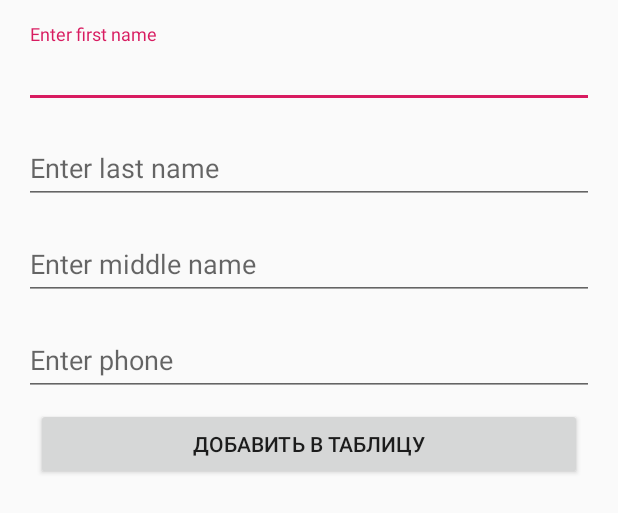
After one commit to Naemys2313/ElectricalApplianceStore, an Android app: the layout acivity_add_supplier.xml on its own in the app's theme, with its tools: preview values and no code run, on a phone screen of 412 x 824 dp. The commit adds this screen. Shown: the top 513 px of the screen. Run offline under Robolectric (Android 15) with nearby library versions, the phone set to English and light mode, and no system bars; network calls fail.

Commit message:
Реализовано добавление поставщиков

```diff
--- a/app/src/main/java/com/naemys/electricalappliancestore/AddDataActivity.java
+++ b/app/src/main/java/com/naemys/electricalappliancestore/AddDataActivity.java
@@ -31,6 +31,7 @@ import com.naemys.electricalappliancestore.database.PaymentMethodDB;
 import com.naemys.electricalappliancestore.database.ProcurementDB;
 import com.naemys.electricalappliancestore.database.ReviewDB;
 import com.naemys.electricalappliancestore.database.SaleDB;
+import com.naemys.electricalappliancestore.database.SupplierDB;
 import com.naemys.electricalappliancestore.models.Cart;
 import com.naemys.electricalappliancestore.models.Client;
 import com.naemys.electricalappliancestore.models.Delivery;
@@ -531,6 +532,29 @@ public class AddDataActivity extends AppCompatActivity {
     }
 
     private void setActivitySupplier() {
+        setContentView(R.layout.acivity_add_supplier);
+
+        final SupplierDB supplierDB = new SupplierDB(this, requestQueue);
+
+        final TextInputEditText firstNameEditText = findViewById(R.id.firstNameEditText);
+        final TextInputEditText lastNameEditText = findViewById(R.id.lastNameEditText);
+        final TextInputEditText middleNameEditText = findViewById(R.id.middleNameEditText);
+        final TextInputEditText phoneEditText = findViewById(R.id.phoneEditText);
+
+        addDataButton = findViewById(R.id.addDataButton);
+        addDataButton.setOnClickListener(new View.OnClickListener() {
+            @Override
+            public void onClick(View v) {
+                String firstName = firstNameEditText.getText().toString().trim();
+                String lastName = lastNameEditText.getText().toString().trim();
+                String middleName = middleNameEditText.getText().toString().trim();
+                String phone = phoneEditText.getText().toString().trim();
+
+                Supplier supplier = new Supplier(null, firstName, lastName, middleName, phone);
+
+                supplierDB.create(supplier);
+            }
+        });
 
     }
 
--- /dev/null
+++ b/app/src/main/res/layout/acivity_add_supplier.xml
@@ -0,0 +1,84 @@
+<?xml version="1.0" encoding="utf-8"?>
+<androidx.constraintlayout.widget.ConstraintLayout xmlns:android="http://schemas.android.com/apk/res/android"
+    xmlns:app="http://schemas.android.com/apk/res-auto"
+    android:layout_width="match_parent"
+    android:layout_height="match_parent"
+    android:padding="16dp">
+
+    <com.google.android.material.textfield.TextInputLayout
+        android:id="@+id/firstNameTextInputLayout"
+        android:layout_width="match_parent"
+        android:layout_height="wrap_content"
+        app:layout_constraintEnd_toEndOf="parent"
+        app:layout_constraintStart_toStartOf="parent"
+        app:layout_constraintTop_toTopOf="parent">
+
+        <com.google.android.material.textfield.TextInputEditText
+            android:id="@+id/firstNameEditText"
+            android:layout_width="match_parent"
+            android:layout_height="wrap_content"
+            android:hint="@string/hint_first_name_edit_text" />
+
+    </com.google.android.material.textfield.TextInputLayout>
+
+    <com.google.android.material.textfield.TextInputLayout
+        android:id="@+id/lastNameTextInputLayout"
+        android:layout_width="match_parent"
+        android:layout_height="wrap_content"
+        android:layout_marginTop="8dp"
+        app:layout_constraintEnd_toEndOf="parent"
+        app:layout_constraintStart_toStartOf="parent"
+        app:layout_constraintTop_toBottomOf="@id/firstNameTextInputLayout">
+
+        <com.google.android.material.textfield.TextInputEditText
+            android:id="@+id/lastNameEditText"
+            android:layout_width="match_parent"
+            android:layout_height="wrap_content"
+            android:hint="@string/hint_last_name_edit_text" />
+
+    </com.google.android.material.textfield.TextInputLayout>
+
+    <com.google.android.material.textfield.TextInputLayout
+        android:id="@+id/middleNameTextInputLayout"
+        android:layout_width="match_parent"
+        android:layout_height="wrap_content"
+        android:layout_marginTop="8dp"
+        app:layout_constraintEnd_toEndOf="parent"
+        app:layout_constraintStart_toStartOf="parent"
+        app:layout_constraintTop_toBottomOf="@id/lastNameTextInputLayout">
+
+        <com.google.android.material.textfield.TextInputEditText
+            android:id="@+id/middleNameEditText"
+            android:layout_width="match_parent"
+            android:layout_height="wrap_content"
+            android:hint="@string/hint_middle_name_edit_text" />
+
+    </com.google.android.material.textfield.TextInputLayout>
+
+    <com.google.android.material.textfield.TextInputLayout
+        android:id="@+id/phoneTextInputLayout"
+        android:layout_width="match_parent"
+        android:layout_height="wrap_content"
+        android:layout_marginTop="8dp"
+        app:layout_constraintEnd_toEndOf="parent"
+        app:layout_constraintStart_toStartOf="parent"
+        app:layout_constraintTop_toBottomOf="@id/middleNameTextInputLayout">
+
+        <com.google.android.material.textfield.TextInputEditText
+            android:id="@+id/phoneEditText"
+            android:layout_width="match_parent"
+            android:layout_height="wrap_content"
+            android:hint="@string/hint_phone_edit_text" />
+
+    </com.google.android.material.textfield.TextInputLayout>
+
+    <Button
+        android:id="@+id/addDataButton"
+        android:layout_width="match_parent"
+        android:layout_height="wrap_content"
+        android:layout_margin="8dp"
+        android:text="@string/add_data_button"
+        app:layout_constraintStart_toStartOf="parent"
+        app:layout_constraintTop_toBottomOf="@+id/phoneTextInputLayout" />
+
+</androidx.constraintlayout.widget.ConstraintLayout>
--- a/app/src/main/res/values/strings.xml
+++ b/app/src/main/res/values/strings.xml
@@ -61,4 +61,5 @@
     <string name="hint_price_edit_text">Enter price</string>
     <string name="hint_review_text_edit_text">Enter review</string>
     <string name="hint_rating_edit_text">Enter rating</string>
+    <string name="hint_phone_edit_text">Enter phone</string>
 </resources>
```
